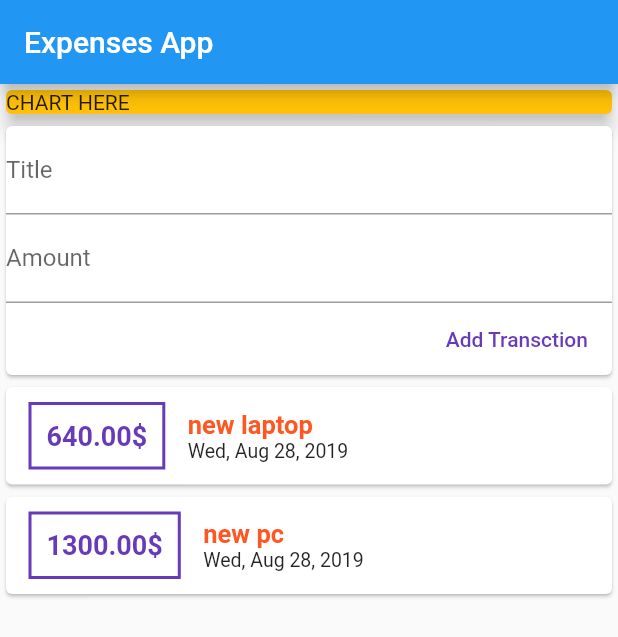
After one commit to MohammedAljahdali/learning-flutter, a Flutter app: the MyHomePage screen opened directly, on a phone screen of 412 x 824 dp. The commit adds this screen. Shown: the top 637 px of the screen. Run offline on Flutter 3.47's test engine with Material 2 defaults, Android fonts, the phone set to English and light mode, and no system bars.

Commit message:
expenses app

```diff
--- /dev/null
+++ b/expenses_app/lib/main.dart
@@ -0,0 +1,41 @@
+import 'package:expenses_app/widgets/user_transctions.dart';
+
+import 'package:flutter/material.dart';
+
+void main() => runApp(MyApp());
+
+class MyApp extends StatelessWidget {
+  @override
+  Widget build(BuildContext context) {
+    return MaterialApp(
+      title: 'Expenses App',
+      home: MyHomePage(),
+    );
+  }
+}
+
+class MyHomePage extends StatelessWidget {
+  @override
+  Widget build(BuildContext context) {
+    return Scaffold(
+      appBar: AppBar(
+        title: Text('Expenses App'),
+      ),
+      body: SingleChildScrollView(
+              child: Column(
+          crossAxisAlignment: CrossAxisAlignment.stretch,
+          children: [
+            Container(
+              child: Card(
+                child: Text('CHART HERE'),
+                elevation: 5,
+                color: Colors.amber,
+              ),
+            ),
+            UserTransctions(),
+          ],
+        ),
+      ),
+    );
+  }
+}
--- /dev/null
+++ b/expenses_app/lib/models/tansction.dart
@@ -0,0 +1,15 @@
+import 'package:flutter/foundation.dart';
+
+class Transction {
+  final String id;
+  final String title;
+  final num amount;
+  final DateTime date;
+
+  Transction({
+    @required this.amount,
+    @required this.date,
+    @required this.id,
+    @required this.title,
+  });
+}
--- /dev/null
+++ b/expenses_app/lib/widgets/new_transction.dart
@@ -0,0 +1,49 @@
+import 'package:flutter/material.dart';
+
+class NewTransction extends StatelessWidget {
+  final titleController = TextEditingController();
+  final amountController = TextEditingController();
+
+  final Function addTxHandler;
+
+  void submitTx() {
+    if (titleController.text.isEmpty || double.parse(amountController.text) <= 0) {
+      return;
+    }
+    addTxHandler(titleController.text, double.parse(amountController.text));
+  }
+  NewTransction(this.addTxHandler);
+
+  @override
+  Widget build(BuildContext context) {
+    return Card(
+      child: Container(
+        child: Column(
+          crossAxisAlignment: CrossAxisAlignment.end,
+          children: [
+            TextField(
+              decoration: InputDecoration(labelText: 'Title'),
+              controller: titleController,
+              onSubmitted: (_) => submitTx(),
+            ),
+            TextField(
+              decoration: InputDecoration(labelText: 'Amount'),
+              controller: amountController,
+              onSubmitted: (_) => submitTx(),
+              keyboardType: TextInputType.numberWithOptions(decimal: true),
+            ),
+            FlatButton(
+              child: Text(
+                'Add Transction',
+                style: TextStyle(
+                  color: Colors.deepPurple,
+                ),
+              ),
+              onPressed: submitTx,
+            ),
+          ],
+        ),
+      ),
+    );
+  }
+}
--- /dev/null
+++ b/expenses_app/lib/widgets/transction_list.dart
@@ -0,0 +1,78 @@
+import 'package:flutter/material.dart';
+import 'package:intl/intl.dart';
+
+import '../models/tansction.dart';
+
+
+
+class TransctionList extends StatelessWidget {
+
+  final List<Transction> transctions;
+
+  TransctionList(this.transctions);
+
+  @override
+  Widget build(BuildContext context) {
+    return Container(
+      height: 300,
+      child: ListView.builder(
+              itemCount: transctions.length,
+              itemBuilder: (context, index) {
+                return Card(
+                    child: Row(
+                      children: [
+                        Container(
+                          child: Text(
+                            '${transctions[index].amount.toStringAsFixed(2)}\$',
+                            style: TextStyle(
+                              color: Colors.deepPurple,
+                              fontWeight: FontWeight.bold,
+                              fontSize: 18,
+                            ),
+                          ),
+                          margin: EdgeInsets.symmetric(
+                            horizontal: 15,
+                            vertical: 10,
+                          ),
+                          decoration: BoxDecoration(
+                            border: Border.all(
+                              color: Colors.deepPurple,
+                              width: 2,
+                            ),
+                          ),
+                          padding: EdgeInsets.all(10),
+                        ),
+                        Column(
+                          crossAxisAlignment: CrossAxisAlignment.start,
+                          children: [
+                            Container(
+                              // margin: EdgeInsets.fromLTRB(10, 10, 10, 2),
+                              // padding: EdgeInsets.all(5),
+                              child: Text(
+                                transctions[index].title,
+                                style: TextStyle(
+                                    color: Colors.deepOrange,
+                                    fontSize: 17,
+                                    fontWeight: FontWeight.bold),
+                              ),
+                            ),
+                            Container(
+                              // margin: EdgeInsets.fromLTRB(10, 0, 10, 5),
+                              // padding: EdgeInsets.all(4),
+                              child: Text(
+                                DateFormat('EEE, MMM d, yyyy').format(transctions[index].date),
+                                style: TextStyle(
+                                  fontSize: 13,
+                                ),
+                              ),
+                            ),
+                          ],
+                        ),
+                      ],
+                    ),
+                  );
+              },
+            ),
+    );
+  }
+}
--- /dev/null
+++ b/expenses_app/lib/widgets/user_transctions.dart
@@ -0,0 +1,48 @@
+import 'package:flutter/material.dart';
+
+import './new_transction.dart';
+import './transction_list.dart';
+import '../models/tansction.dart';
+
+class UserTransctions extends StatefulWidget {
+  @override
+  _UserTransctionsState createState() => _UserTransctionsState();
+}
+
+class _UserTransctionsState extends State<UserTransctions> {
+  final List<Transction> transctions = [
+    Transction(
+      id: 't1',
+      title: 'new laptop',
+      amount: 640,
+      date: DateTime.now(),
+    ),
+    Transction(
+      id: 't2',
+      title: 'new pc',
+      amount: 1300,
+      date: DateTime.now(),
+    ),
+  ];
+
+  void newTx(String title, num amount) {
+    final tx = Transction(
+        amount: amount,
+        title: title,
+        date: DateTime.now(),
+        id: DateTime.now().toString());
+    setState(() {
+      transctions.add(tx);
+    });
+  }
+
+  @override
+  Widget build(BuildContext context) {
+    return Column(
+      children: [
+        NewTransction(newTx),
+        TransctionList(transctions),
+      ],
+    );
+  }
+}
```
Also changed, not shown: expenses_app/pubspec.yaml (added, +73 -0 lines), expenses_app/pubspec.lock (added), my_first_app/lib/main.dart (line endings or trailing spaces), 54 other files.
